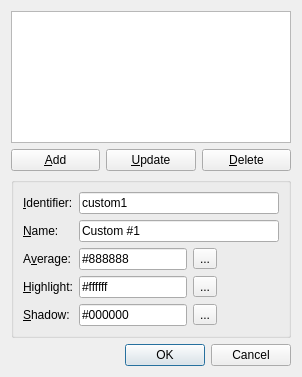
irydacea/wespal, file customranges.ui: the form before one commit.
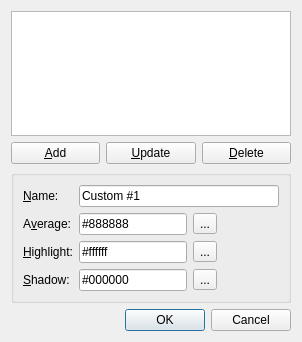
The form after the commit.

Commit message: customranges: We no longer have ids separate from names

```diff
--- a/customranges.ui
+++ b/customranges.ui
@@ -7,7 +7,7 @@
     <x>0</x>
     <y>0</y>
     <width>302</width>
-    <height>377</height>
+    <height>342</height>
    </rect>
   </property>
   <property name="windowTitle">
@@ -48,24 +48,10 @@
       <string/>
      </property>
      <layout class="QFormLayout" name="formLayout">
+      <property name="fieldGrowthPolicy">
+       <enum>QFormLayout::ExpandingFieldsGrow</enum>
+      </property>
       <item row="0" column="0">
-       <widget class="QLabel" name="label">
-        <property name="text">
-         <string>&amp;Identifier:</string>
-        </property>
-        <property name="buddy">
-         <cstring>leId</cstring>
-        </property>
-       </widget>
-      </item>
-      <item row="0" column="1">
-       <widget class="QLineEdit" name="leId">
-        <property name="text">
-         <string>custom1</string>
-        </property>
-       </widget>
-      </item>
-      <item row="1" column="0">
        <widget class="QLabel" name="label_2">
         <property name="text">
          <string>&amp;Name:</string>
@@ -75,14 +61,14 @@
         </property>
        </widget>
       </item>
-      <item row="1" column="1">
+      <item row="0" column="1">
        <widget class="QLineEdit" name="leName">
         <property name="text">
          <string>Custom #1</string>
         </property>
        </widget>
       </item>
-      <item row="2" column="0">
+      <item row="1" column="0">
        <widget class="QLabel" name="label_3">
         <property name="text">
          <string>A&amp;verage:</string>
@@ -92,7 +78,7 @@
         </property>
        </widget>
       </item>
-      <item row="2" column="1">
+      <item row="1" column="1">
        <layout class="QFormLayout" name="formLayout_3">
         <item row="0" column="0">
          <widget class="QLineEdit" name="leAvg">
@@ -110,7 +96,7 @@
         </item>
        </layout>
       </item>
-      <item row="3" column="0">
+      <item row="2" column="0">
        <widget class="QLabel" name="label_4">
         <property name="text">
          <string>&amp;Highlight:</string>
@@ -120,7 +106,7 @@
         </property>
        </widget>
       </item>
-      <item row="3" column="1">
+      <item row="2" column="1">
        <layout class="QFormLayout" name="formLayout_4">
         <item row="0" column="0">
          <widget class="QLineEdit" name="leMax">
@@ -138,7 +124,7 @@
         </item>
        </layout>
       </item>
-      <item row="4" column="0">
+      <item row="3" column="0">
        <widget class="QLabel" name="label_5">
         <property name="text">
          <string>&amp;Shadow:</string>
@@ -148,7 +134,7 @@
         </property>
        </widget>
       </item>
-      <item row="4" column="1">
+      <item row="3" column="1">
        <layout class="QFormLayout" name="formLayout_5">
         <item row="0" column="0">
          <widget class="QLineEdit" name="leMin">
```
